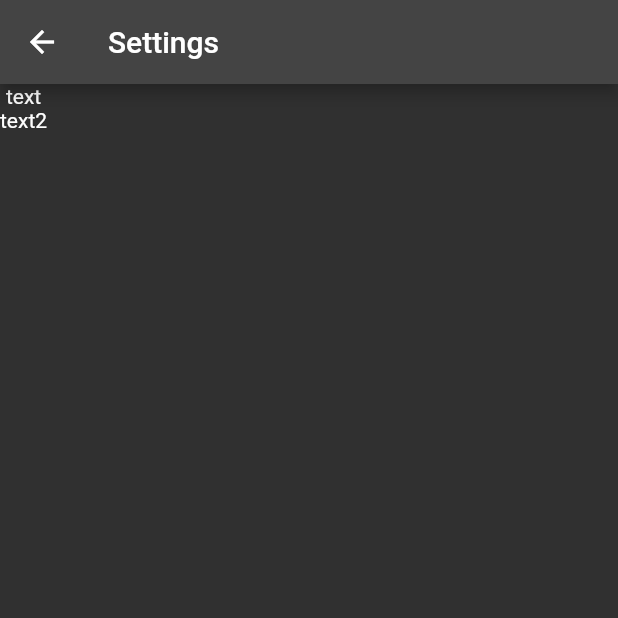
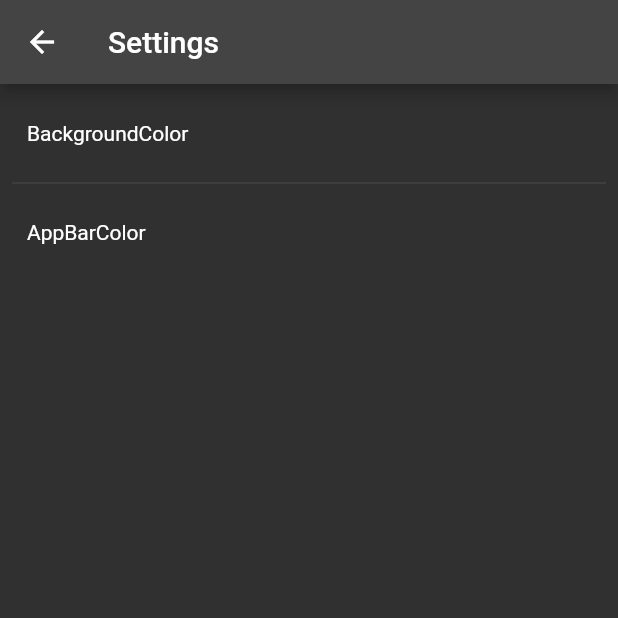
Before and after one commit to ernestrlee/Flutter-gridview-homepage, a Flutter app: the SettingsRoute screen opened directly, on a phone screen of 412 x 824 dp, the top half of it. Run offline on Flutter 3.47's test engine with Material 2 defaults, Android fonts, the phone set to English and light mode, and no system bars.

Commit message:
Added settings list

```diff
--- a/lib/settingsRoute.dart
+++ b/lib/settingsRoute.dart
@@ -2,6 +2,10 @@ import 'package:flutter/material.dart';
 
 class SettingsRoute extends StatelessWidget {
   final String appBarTitle;
+  final List<String> settingsList = [
+    'BackgroundColor',
+    'AppBarColor',
+  ];
 
   SettingsRoute({this.appBarTitle});
 
@@ -10,20 +14,25 @@ class SettingsRoute extends StatelessWidget {
     return Scaffold(
       appBar: AppBar(
         title: Text(
-            appBarTitle,
+          appBarTitle,
         ),
       ),
-      body: Container(
-        child: Column(
-          children: <Widget>[
-            Text(
-              'text'
+      body: ListView.separated(
+        padding: EdgeInsets.all(8),
+        itemCount: settingsList.length,
+        itemBuilder: (BuildContext context, int index) {
+          return Container(
+            height: 50,
+            child: Container(
+              padding: EdgeInsets.symmetric(horizontal: 10.0),
+              child: Align(
+                alignment: Alignment.centerLeft,
+                  child: Text(settingsList[index]),
+              ),
             ),
-            Text(
-              'text2'
-            ),
-          ],
-        ),
+          );
+        },
+        separatorBuilder: (BuildContext context, int index) => Divider(),
       ),
     );
   }
```
